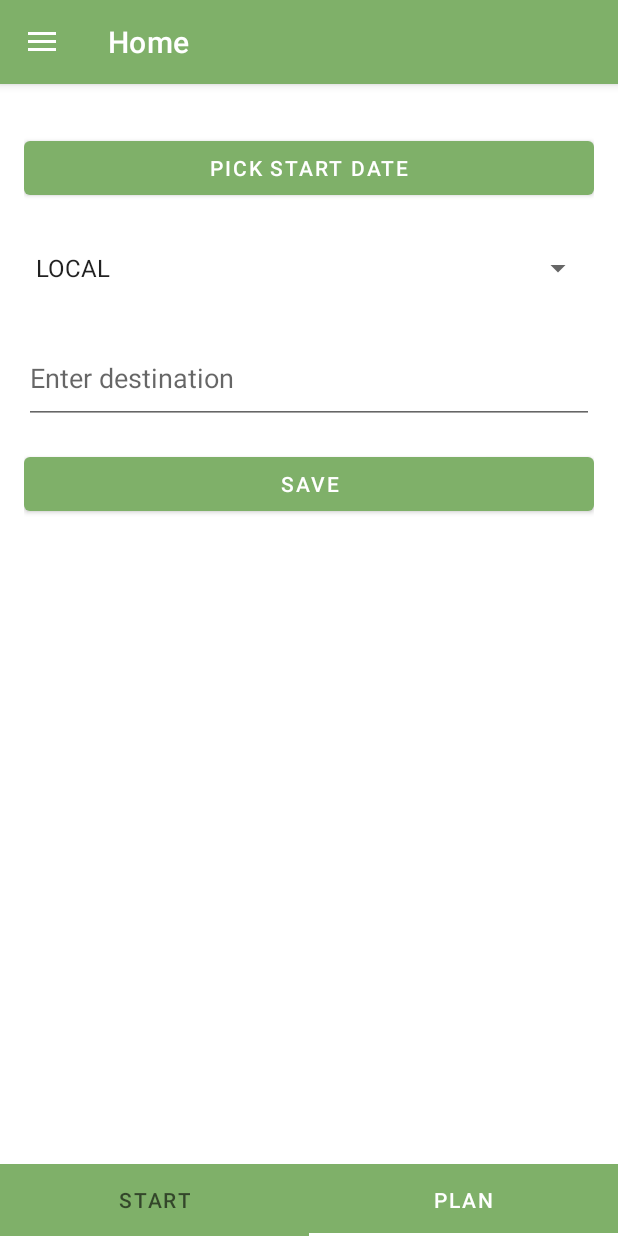
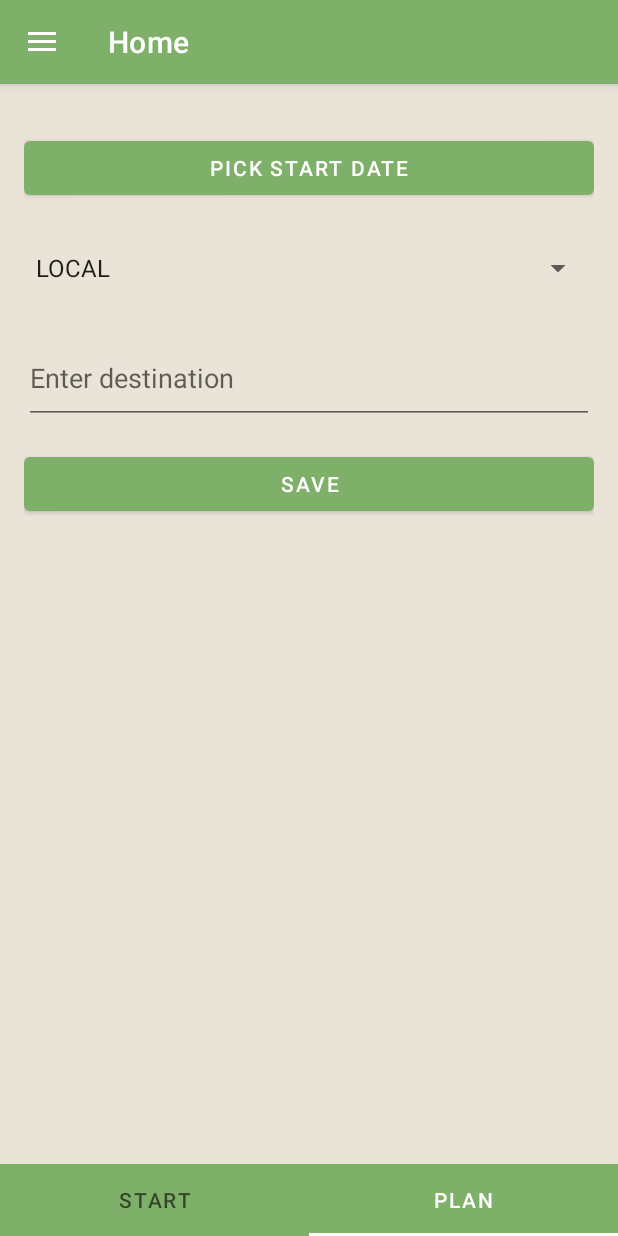
Before and after one commit to enisb1/TravelCompanion, an Android app: the screen it shows after launch (MainActivity), item 2 of the bottom bar chosen, on a phone screen of 412 x 824 dp. Run offline under Robolectric (Android 15) with nearby library versions, the phone set to English and light mode, and no system bars; our stand-ins replace Room's generated code, navigation-ui.

Commit message:
Show Toast when new plan is saved, change background color for the fragments

```diff
--- a/app/src/main/java/com/example/travelcompanion/ui/home/plan/PlanFragment.kt
+++ b/app/src/main/java/com/example/travelcompanion/ui/home/plan/PlanFragment.kt
@@ -85,6 +85,11 @@ class PlanFragment : Fragment() {
 
         if (startDate != null && destination.isNotEmpty()) {
             viewModel.savePlan(startDate, type, destination)
+            Toast.makeText(
+                requireContext(),
+                "Plan created successfully",
+                Toast.LENGTH_SHORT
+            ).show()
             clearInput()
         } else {
             Toast.makeText(
--- a/app/src/main/res/layout/fragment_plan.xml
+++ b/app/src/main/res/layout/fragment_plan.xml
@@ -2,6 +2,7 @@
 <LinearLayout xmlns:android="http://schemas.android.com/apk/res/android"
     android:layout_width="match_parent"
     android:layout_height="match_parent"
+    android:background="@color/background"
     android:orientation="vertical"
     android:padding="16dp">
 
@@ -9,8 +10,8 @@
         android:id="@+id/pickDateButton"
         android:layout_width="match_parent"
         android:layout_height="wrap_content"
-        android:text="@string/pick_start_date"
-        android:layout_marginTop="16dp" />
+        android:layout_marginTop="16dp"
+        android:text="@string/pick_start_date" />
 
     <Spinner
         android:id="@+id/typeSpinner"
@@ -24,8 +25,8 @@
         android:layout_height="61dp"
         android:layout_marginTop="16dp"
         android:autofillHints=""
-        android:inputType="text"
-        android:hint="@string/enter_destination" />
+        android:hint="@string/enter_destination"
+        android:inputType="text" />
 
     <Button
         android:id="@+id/saveButton"
--- a/app/src/main/res/layout/fragment_planned_trips.xml
+++ b/app/src/main/res/layout/fragment_planned_trips.xml
@@ -5,6 +5,7 @@
     android:id="@+id/constraintLayout"
     android:layout_width="match_parent"
     android:layout_height="match_parent"
+    android:background="@color/background"
     tools:context=".ui.planned.PlannedTripsFragment">
 
     <androidx.recyclerview.widget.RecyclerView
```
